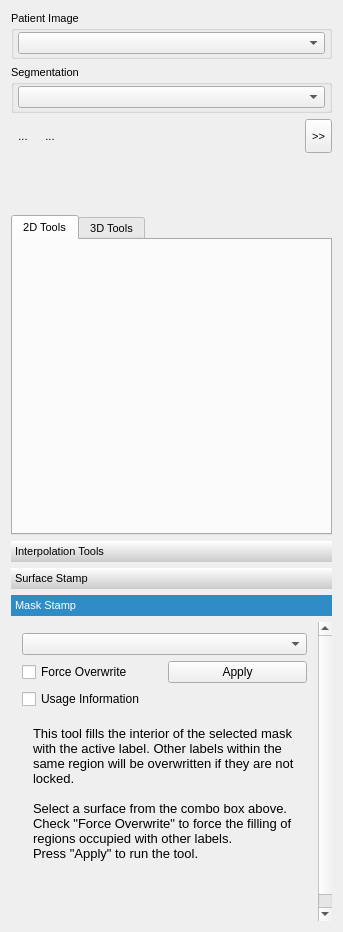
Before: the Qt Designer form Plugins/org.mitk.gui.qt.multilabelsegmentation/src/internal/QmitkMultiLabelSegmentationControls.ui in MITK/MITK, drawn with Qt 5.
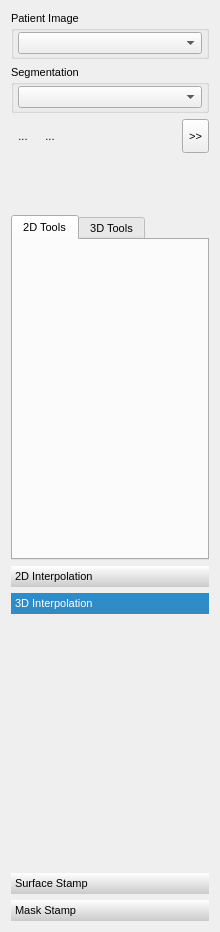
After: the same form once the commit is applied. Icons and pictures are not drawn. Custom widgets are drawn as their Qt base class.

The edit to the form file:
```diff
--- a/Plugins/org.mitk.gui.qt.multilabelsegmentation/src/internal/QmitkMultiLabelSegmentationControls.ui
+++ b/Plugins/org.mitk.gui.qt.multilabelsegmentation/src/internal/QmitkMultiLabelSegmentationControls.ui
@@ -6,7 +6,7 @@
    <rect>
     <x>0</x>
     <y>0</y>
-    <width>343</width>
+    <width>220</width>
     <height>932</height>
    </rect>
   </property>
@@ -36,7 +36,7 @@
   <property name="windowTitle">
    <string>QmitkSegmentation</string>
   </property>
-  <layout class="QVBoxLayout" name="verticalLayout_6">
+  <layout class="QVBoxLayout" name="verticalLayout_7">
    <item>
     <widget class="QGroupBox" name="groupBox">
      <property name="sizePolicy">
@@ -238,6 +238,12 @@
    </item>
    <item>
     <widget class="QTabWidget" name="tabWidget">
+     <property name="sizePolicy">
+      <sizepolicy hsizetype="Preferred" vsizetype="Expanding">
+       <horstretch>0</horstretch>
+       <verstretch>0</verstretch>
+      </sizepolicy>
+     </property>
      <property name="styleSheet">
       <string notr="true">QTabWidget::tab-bar { alignment: middle; }</string>
      </property>
@@ -371,7 +377,7 @@
 }</string>
      </property>
      <property name="currentIndex">
-      <number>2</number>
+      <number>1</number>
      </property>
      <widget class="QWidget" name="page_4">
       <property name="geometry">
@@ -383,7 +389,7 @@
        </rect>
       </property>
       <attribute name="label">
-       <string>Interpolation Tools</string>
+       <string>2D Interpolation</string>
       </attribute>
       <layout class="QVBoxLayout" name="verticalLayout_8">
        <item>
@@ -408,28 +414,6 @@
          </property>
         </widget>
        </item>
-       <item>
-        <widget class="QmitkSurfaceBasedInterpolator" name="m_SurfaceBasedInterpolator" native="true">
-         <property name="sizePolicy">
-          <sizepolicy hsizetype="Minimum" vsizetype="Minimum">
-           <horstretch>0</horstretch>
-           <verstretch>0</verstretch>
-          </sizepolicy>
-         </property>
-         <property name="minimumSize">
-          <size>
-           <width>0</width>
-           <height>50</height>
-          </size>
-         </property>
-         <property name="font">
-          <font>
-           <weight>50</weight>
-           <bold>false</bold>
-          </font>
-         </property>
-        </widget>
-       </item>
        <item>
         <spacer name="verticalSpacer">
          <property name="orientation">
@@ -445,6 +429,56 @@
        </item>
       </layout>
      </widget>
+     <widget class="QWidget" name="page">
+      <property name="geometry">
+       <rect>
+        <x>0</x>
+        <y>0</y>
+        <width>202</width>
+        <height>252</height>
+       </rect>
+      </property>
+      <attribute name="label">
+       <string>3D Interpolation</string>
+      </attribute>
+      <layout class="QVBoxLayout" name="verticalLayout_6">
+       <item>
+        <widget class="QmitkSurfaceBasedInterpolator" name="m_SurfaceBasedInterpolator" native="true">
+         <property name="sizePolicy">
+          <sizepolicy hsizetype="Minimum" vsizetype="Minimum">
+           <horstretch>0</horstretch>
+           <verstretch>0</verstretch>
+          </sizepolicy>
+         </property>
+         <property name="minimumSize">
+          <size>
+           <width>0</width>
+           <height>50</height>
+          </size>
+         </property>
+         <property name="font">
+          <font>
+           <weight>50</weight>
+           <bold>false</bold>
+          </font>
+         </property>
+        </widget>
+       </item>
+       <item>
+        <spacer name="verticalSpacer_6">
+         <property name="orientation">
+          <enum>Qt::Vertical</enum>
+         </property>
+         <property name="sizeHint" stdset="0">
+          <size>
+           <width>20</width>
+           <height>175</height>
+          </size>
+         </property>
+        </spacer>
+       </item>
+      </layout>
+     </widget>
      <widget class="QWidget" name="page_6">
       <property name="geometry">
        <rect>
@@ -547,8 +581,8 @@
        <rect>
         <x>0</x>
         <y>0</y>
-        <width>308</width>
-        <height>319</height>
+        <width>202</width>
+        <height>383</height>
        </rect>
       </property>
       <attribute name="label">
@@ -585,6 +619,12 @@
        </item>
        <item>
         <widget class="QCheckBox" name="m_cbMaskStampShowInformation">
+         <property name="sizePolicy">
+          <sizepolicy hsizetype="Preferred" vsizetype="Fixed">
+           <horstretch>0</horstretch>
+           <verstretch>0</verstretch>
+          </sizepolicy>
+         </property>
          <property name="text">
           <string>Usage Information</string>
          </property>
```
Left out of the diff: 10 changed lines with no effect on the pictures.
